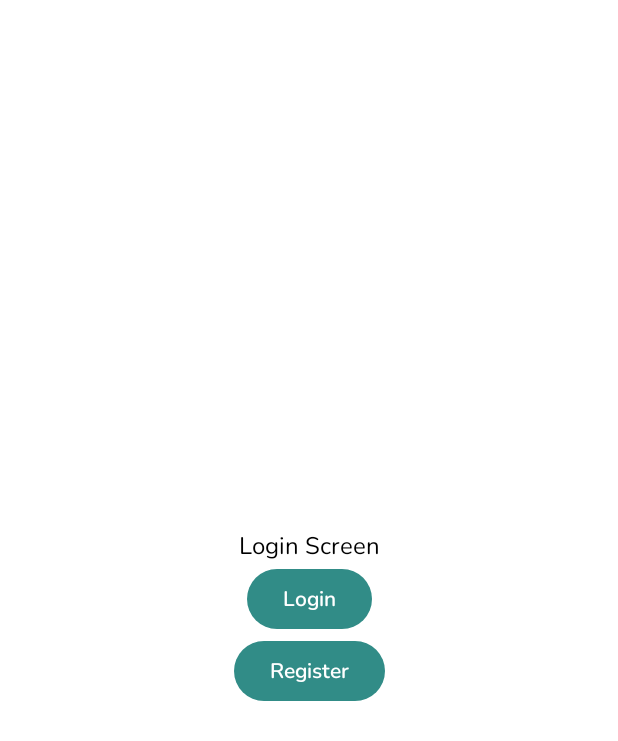
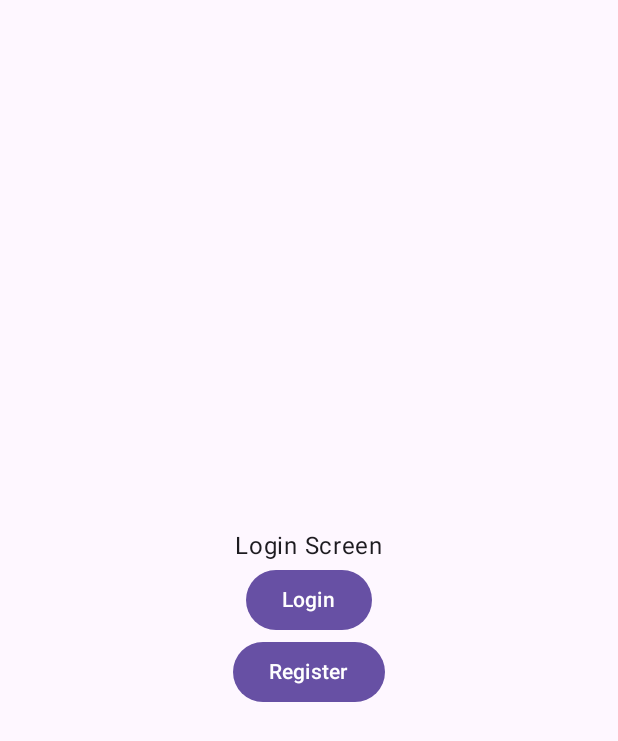
Before and after one commit to ahargunyllib/growth, an Android app built with Jetpack Compose: the screen it shows after launch (BaseActivity), on a phone screen of 412 x 824 dp. Shown: the top 741 px of the screen. Run offline under Robolectric (Android 15) with nearby library versions, the phone set to English and light mode, and no system bars; our stand-ins replace Dagger/Hilt's generated code; 1 statement that could not run was skipped.

Commit message:
refactor: Update design system tokens
Refactors the design system by updating color and typography definitions to align with a new style guide.

- **Color (`Color.kt`)**:
  - The predefined `lightColorScheme` and `darkColorScheme` are removed and replaced with default initializers.
  - The `GrowthScheme` sealed class is updated with new color names and values:
    - Renames `Tertiary` to `Fourth` and `Quaternary` to `Third`.
    - Adds `Background`, `Disabled`, and `Black2`.
    - Replaces `GrayLight`, `GrayDark` with new colors.
    - Updates the `Error` color value.

- **Typography (`Typography.kt`)**:
  - The custom `Nunito` font family definition and the detailed `typography` object are removed.
  - They are replaced with default initializers, preparing for a new typography implementation.

```diff
--- a/app/src/main/java/com/ahargunyllib/growth/presentation/ui/design_system/Color.kt
+++ b/app/src/main/java/com/ahargunyllib/growth/presentation/ui/design_system/Color.kt
@@ -4,42 +4,20 @@ import androidx.compose.material3.darkColorScheme
 import androidx.compose.material3.lightColorScheme
 import androidx.compose.ui.graphics.Color
 
-val lightColorScheme = lightColorScheme(
-    primary = Color(0xFF318C87),
-    secondary = Color(0xFF519E96),
-    tertiary = Color(0xFFF5A623),
-    background = Color(0xFFFFFFFF),
-    surface = Color(0xFFF5F5F5),
-    onPrimary = Color.White,
-    onSecondary = Color.White,
-    onBackground = Color(0xFF000000),
-    onSurface = Color(0xFF000000),
-    error = Color(0xFFD32F2F),
-)
-val darkColorScheme = darkColorScheme(
-    primary = Color(0xFF519E96),
-    secondary = Color(0xFF318C87),
-    tertiary = Color(0xFFF5A623),
-    background = Color(0xFF2C3E50),
-    surface = Color(0xFF4F4F4F),
-    onPrimary = Color.White,
-    onSecondary = Color.White,
-    onBackground = Color(0xFFFFFFFF),
-    onSurface = Color(0xFFFFFFFF),
-    error = Color(0xFFD32F2F),
-)
+val lightColorScheme = lightColorScheme()
+val darkColorScheme = darkColorScheme()
 
 sealed class GrowthScheme(val color: Color) {
-    // Warna utama sesuai style guide Growth
-    data object Primary : GrowthScheme(Color(0xFF318C87))     // Hijau tua
-    data object Secondary : GrowthScheme(Color(0xFF519E96))   // Hijau muda
-    data object Tertiary : GrowthScheme(Color(0xFFF5A623))    // Oranye (aksen)
-    data object Quaternary : GrowthScheme(Color(0xFF2C3E50))  // Biru gelap
 
-    // Warna tambahan
+    data object Primary : GrowthScheme(Color(0xFF318C87))        // Hijau tua
+    data object Secondary : GrowthScheme(Color(0xFF519E96)) // Hijau muda
+    data object Fourth : GrowthScheme(Color(0xFFF5A623))      // Oranye aksen
+    data object Third : GrowthScheme(Color(0xFF2C3E50))       // Biru gelap
+
     data object White : GrowthScheme(Color(0xFFFFFFFF))
     data object Black : GrowthScheme(Color(0xFF000000))
-    data object GrayLight : GrowthScheme(Color(0xFFF5F5F5))
-    data object GrayDark : GrowthScheme(Color(0xFF4F4F4F))
-    data object Error : GrowthScheme(Color(0xFFD32F2F))
+    data object Background : GrowthScheme(Color(0xFFF5F6F7))
+    data object Disabled : GrowthScheme(Color(0xFFCACACA))
+    data object Black2 : GrowthScheme(Color(0xFF3D3D3D))
+    data object Error : GrowthScheme(Color(0xFFD84C4C))
 }
--- a/app/src/main/java/com/ahargunyllib/growth/presentation/ui/design_system/Typography.kt
+++ b/app/src/main/java/com/ahargunyllib/growth/presentation/ui/design_system/Typography.kt
@@ -8,45 +8,8 @@ import androidx.compose.ui.text.font.FontWeight
 import androidx.compose.ui.unit.sp
 import com.ahargunyllib.growth.R
 
-val Nunito = FontFamily(
-    Font(R.font.nunito_regular, FontWeight.Normal),
-    Font(R.font.nunito_semibold, FontWeight.SemiBold),
-    Font(R.font.nunito_bold, FontWeight.Bold)
-)
-val typography = Typography(
-    displayLarge = TextStyle(
-        fontFamily = Nunito,
-        fontWeight = FontWeight.Bold,
-        fontSize = 30.sp,
-        lineHeight = 36.sp
-    ),
-    titleLarge = TextStyle(
-        fontFamily = Nunito,
-        fontWeight = FontWeight.SemiBold,
-        fontSize = 22.sp
-    ),
-    titleMedium = TextStyle(
-        fontFamily = Nunito,
-        fontWeight = FontWeight.Medium,
-        fontSize = 18.sp
-    ),
-    bodyLarge = TextStyle(
-        fontFamily = Nunito,
-        fontWeight = FontWeight.Normal,
-        fontSize = 16.sp,
-        lineHeight = 22.sp
-    ),
-    bodyMedium = TextStyle(
-        fontFamily = Nunito,
-        fontWeight = FontWeight.Normal,
-        fontSize = 14.sp
-    ),
-    labelLarge = TextStyle(
-        fontFamily = Nunito,
-        fontWeight = FontWeight.SemiBold,
-        fontSize = 14.sp
-    )
-)
+val Nunito = FontFamily()
+val typography = Typography()
 
 sealed class GrowthTypography(val textStyle: TextStyle) {
 
```
